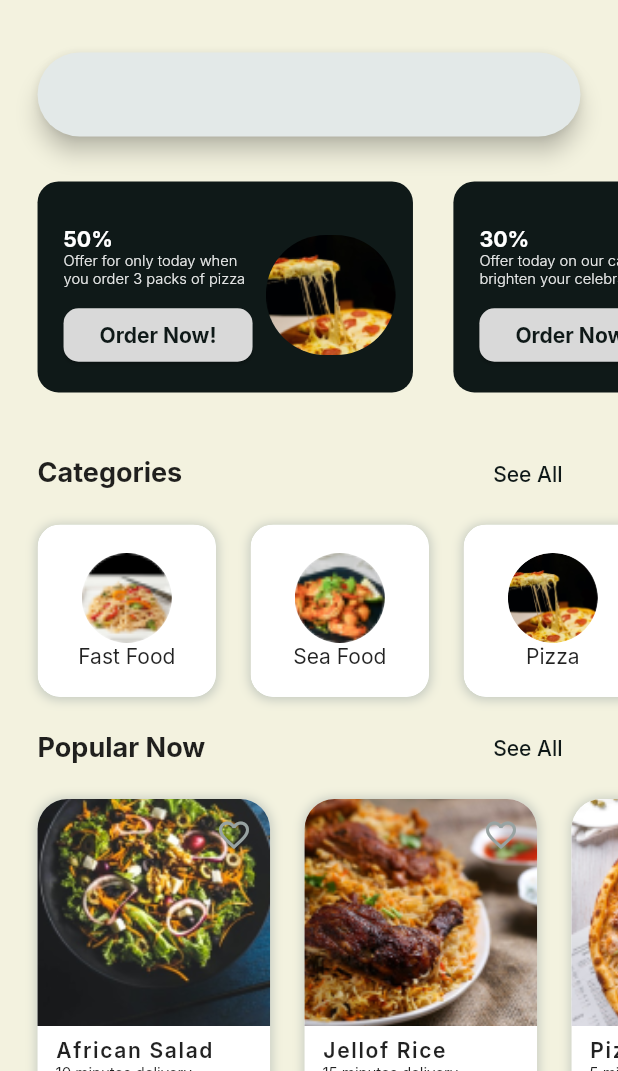
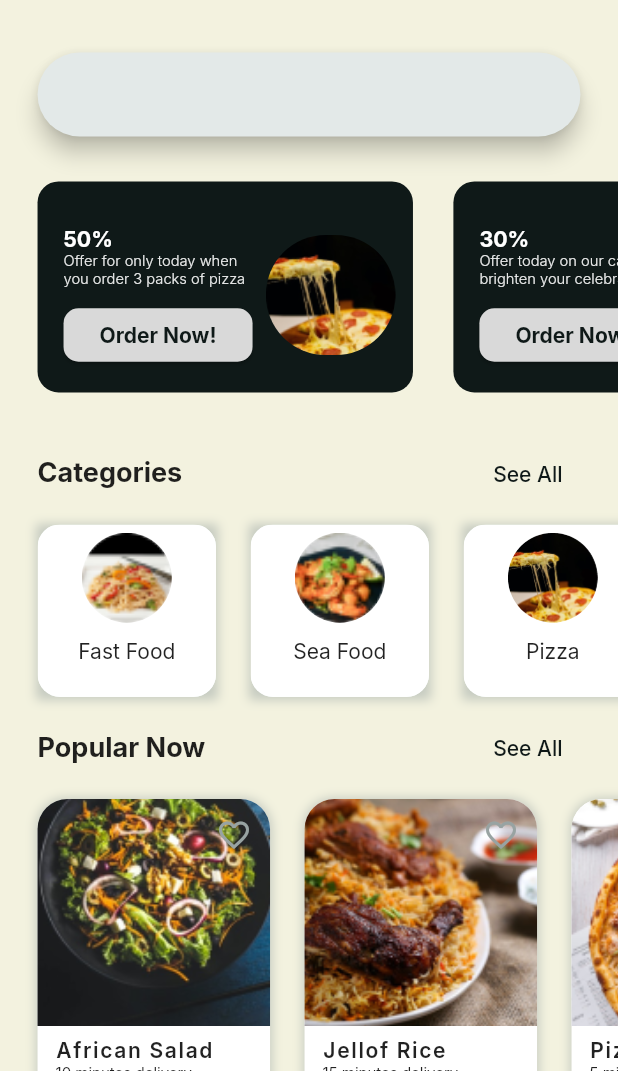
Before and after one commit to TarekMokadem/foodcourt, a Flutter app: the HomeView screen opened directly, on a phone screen of 412 x 824 dp, the part 165-1236 px from its top. Run offline on Flutter 3.47's test engine with Material 2 defaults, Android fonts, the phone set to English and light mode, and no system bars; our stand-ins replace flutter_rating_bar, flutter_screenutil, get, google_fonts, smooth_page_indicator.

Commit message:
Modificatios barre de recherches, catégories et populaires

```diff
--- a/lib/constants/assets_constant.dart
+++ b/lib/constants/assets_constant.dart
@@ -1,6 +1,10 @@
 class Assets {
   static String imagePath = 'assets/images';
   static String iconPath = 'assets/icons';
+
+  static String pizzaQFromages = '$imagePath/pizzaQFromages.webp';
+  static String pizzaChevreMiel = '$imagePath/pizzaChevreMiel.webp';
+  static String pizzaPimento = '$imagePath/pizzaPimento.webp';
 
   static String slashImg = '$imagePath/splash.png';
   static String onb1 = '$imagePath/onboarding1.png';
--- a/lib/screens/home/widgets/category_card.dart
+++ b/lib/screens/home/widgets/category_card.dart
@@ -21,7 +21,7 @@ class CategoryCard extends StatelessWidget {
     return Container(
       clipBehavior: Clip.antiAlias,
       decoration: BoxDecoration(
-        borderRadius: BorderRadius.circular(15),
+        borderRadius: BorderRadius.circular(1),
         boxShadow: [lightBoxShadow],
       ),
       child: ClipRRect(
@@ -38,7 +38,8 @@ class CategoryCard extends StatelessWidget {
                 mainAxisAlignment: MainAxisAlignment.center,
                 children: [
                   AppCircleImage(image: image),
-                  Text(category),
+                  const SizedBox(height: 10),
+                  Text('$category\n', maxLines: 2, textAlign: TextAlign.center),
                 ],
               ),
             ),
--- a/lib/screens/home/widgets/popular_now_card.dart
+++ b/lib/screens/home/widgets/popular_now_card.dart
@@ -80,8 +80,13 @@ class PopularNowCard extends StatelessWidget {
                             color: Colors.black87,
                           ),
                         ),
-                        const SizedBox(height: 4),
-                        Text('\$$price'),
+                        const SizedBox(height: 7),
+                        Text(
+                          '$price €',
+                          style: const TextStyle(
+                            fontSize: 15,
+                          ),
+                        ),
                       ],
                     ),
                     AppIconButton(
```
Also changed, not shown: lib/constants/data.dart (+44 -0 lines), lib/screens/home/views/home/pizza_time.dart (+31 -3 lines), assets/images/pizzaChevreMiel.webp (added), assets/images/pizzaPimento.webp (added), assets/images/pizzaQFromages.webp (added).
